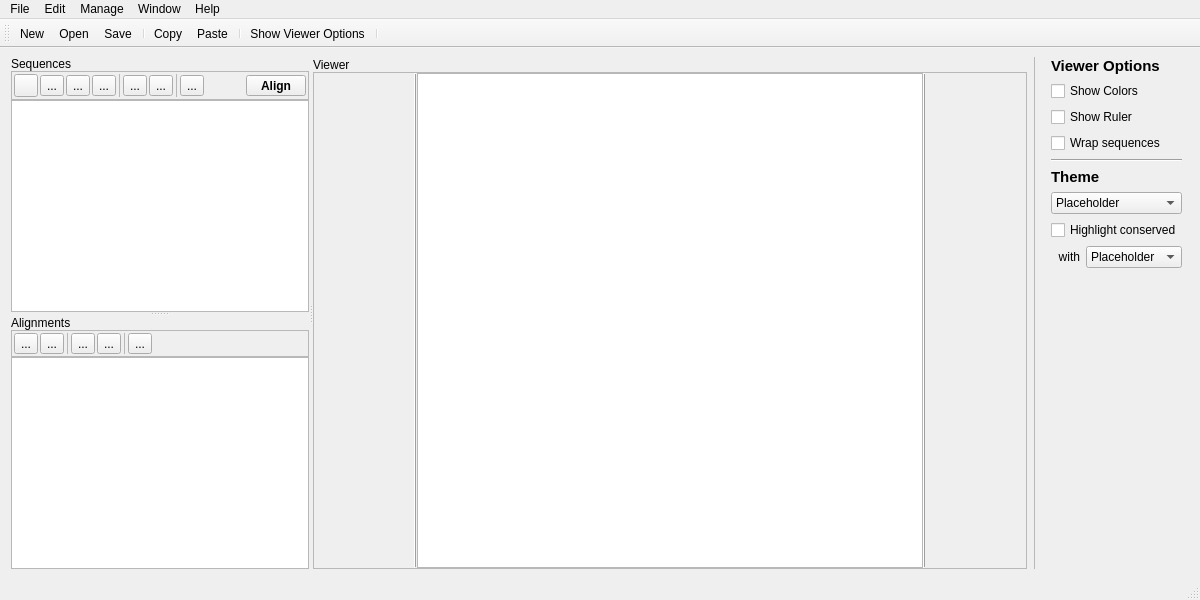
The window that linnaeo.ui (beowulfey/Linnaeo) describes before a commit, drawn with Qt 5.
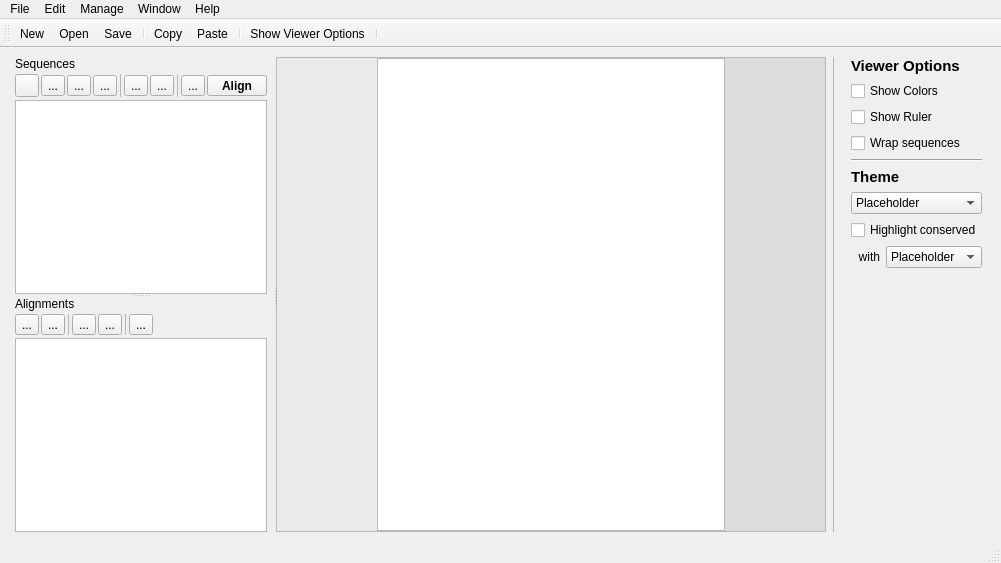
The same window after the commit. Icons and pictures are not drawn. Custom widgets are drawn as their Qt base class.

Commit message: Cleaned up UI, and improved resize performance

The edit to the form file:
```diff
--- a/linnaeo.ui
+++ b/linnaeo.ui
@@ -6,8 +6,8 @@
    <rect>
     <x>0</x>
     <y>0</y>
-    <width>1200</width>
-    <height>600</height>
+    <width>991</width>
+    <height>563</height>
    </rect>
   </property>
   <property name="windowTitle">
@@ -30,6 +30,9 @@
       <property name="orientation">
        <enum>Qt::Horizontal</enum>
       </property>
+      <property name="handleWidth">
+       <number>3</number>
+      </property>
       <widget class="QFrame" name="frame">
        <property name="sizePolicy">
         <sizepolicy hsizetype="Preferred" vsizetype="Preferred">
@@ -55,7 +58,7 @@
        <property name="frameShadow">
         <enum>QFrame::Raised</enum>
        </property>
-       <layout class="QVBoxLayout" name="verticalLayout_5">
+       <layout class="QVBoxLayout" name="verticalLayout_3">
         <property name="spacing">
          <number>0</number>
         </property>
@@ -77,18 +80,30 @@
            <enum>QFrame::NoFrame</enum>
           </property>
           <property name="frameShadow">
-           <enum>QFrame::Plain</enum>
+           <enum>QFrame::Raised</enum>
+          </property>
+          <property name="lineWidth">
+           <number>0</number>
+          </property>
+          <property name="midLineWidth">
+           <number>1</number>
           </property>
           <property name="orientation">
            <enum>Qt::Vertical</enum>
           </property>
-          <widget class="QWidget" name="layoutWidget">
-           <layout class="QVBoxLayout" name="verticalLayout_2">
+          <property name="handleWidth">
+           <number>3</number>
+          </property>
+          <widget class="QWidget" name="">
+           <layout class="QVBoxLayout" name="verticalLayout">
             <property name="spacing">
-             <number>0</number>
+             <number>3</number>
             </property>
             <property name="leftMargin">
-             <number>2</number>
+             <number>6</number>
+            </property>
+            <property name="rightMargin">
+             <number>6</number>
             </property>
             <item>
              <widget class="QLabel" name="sequenceLabel">
@@ -98,29 +113,10 @@
              </widget>
             </item>
             <item>
-             <widget class="QFrame" name="frame_3">
-              <property name="frameShape">
-               <enum>QFrame::StyledPanel</enum>
-              </property>
-              <property name="frameShadow">
-               <enum>QFrame::Raised</enum>
-              </property>
               <layout class="QHBoxLayout" name="horizontalLayout_4">
                <property name="spacing">
                 <number>2</number>
                </property>
-               <property name="leftMargin">
-                <number>2</number>
-               </property>
-               <property name="topMargin">
-                <number>2</number>
-               </property>
-               <property name="rightMargin">
-                <number>2</number>
-               </property>
-               <property name="bottomMargin">
-                <number>2</number>
-               </property>
                <item>
                 <widget class="QToolButton" name="addSequenceButton">
                  <property name="toolTip">
@@ -277,50 +273,7 @@
                 </widget>
                </item>
               </layout>
-             </widget>
             </item>
-            <item>
-             <widget class="QScrollArea" name="scrollArea">
-              <property name="sizePolicy">
-               <sizepolicy hsizetype="Preferred" vsizetype="Expanding">
-                <horstretch>0</horstretch>
-                <verstretch>0</verstretch>
-               </sizepolicy>
-              </property>
-              <property name="frameShape">
-               <enum>QFrame::NoFrame</enum>
-              </property>
-              <property name="lineWidth">
-               <number>0</number>
-              </property>
-              <property name="widgetResizable">
-               <bool>true</bool>
-              </property>
-              <widget class="QWidget" name="scrollAreaWidgetContents">
-               <property name="geometry">
-                <rect>
-                 <x>0</x>
-                 <y>0</y>
-                 <width>297</width>
-                 <height>209</height>
-                </rect>
-               </property>
-               <layout class="QVBoxLayout" name="verticalLayout">
-                <property name="spacing">
-                 <number>0</number>
-                </property>
-                <property name="leftMargin">
-                 <number>0</number>
-                </property>
-                <property name="topMargin">
-                 <number>0</number>
-                </property>
-                <property name="rightMargin">
-                 <number>0</number>
-                </property>
-                <property name="bottomMargin">
-                 <number>0</number>
-                </property>
                 <item>
                  <widget class="QTreeView" name="seqTreeView">
                   <property name="sizePolicy">
@@ -360,17 +313,16 @@
                 </item>
                </layout>
               </widget>
-             </widget>
-            </item>
-           </layout>
-          </widget>
-          <widget class="QWidget" name="layoutWidget_2">
-           <layout class="QVBoxLayout" name="verticalLayout_3">
+          <widget class="QWidget" name="">
+           <layout class="QVBoxLayout" name="verticalLayout_2">
             <property name="spacing">
-             <number>0</number>
+             <number>3</number>
             </property>
             <property name="leftMargin">
-             <number>2</number>
+             <number>6</number>
+            </property>
+            <property name="rightMargin">
+             <number>6</number>
             </property>
             <item>
              <widget class="QLabel" name="alignLabel">
@@ -380,29 +332,10 @@
              </widget>
             </item>
             <item>
-             <widget class="QFrame" name="frame_4">
-              <property name="frameShape">
-               <enum>QFrame::StyledPanel</enum>
-              </property>
-              <property name="frameShadow">
-               <enum>QFrame::Raised</enum>
-              </property>
               <layout class="QHBoxLayout" name="horizontalLayout_5">
                <property name="spacing">
                 <number>2</number>
                </property>
-               <property name="leftMargin">
-                <number>2</number>
-               </property>
-               <property name="topMargin">
-                <number>2</number>
-               </property>
-               <property name="rightMargin">
-                <number>2</number>
-               </property>
-               <property name="bottomMargin">
-                <number>2</number>
-               </property>
                <item>
                 <widget class="QToolButton" name="importAlignmentButton">
                  <property name="text">
@@ -498,50 +431,7 @@
                 </spacer>
                </item>
               </layout>
-             </widget>
             </item>
-            <item>
-             <widget class="QScrollArea" name="scrollArea_2">
-              <property name="sizePolicy">
-               <sizepolicy hsizetype="Preferred" vsizetype="Expanding">
-                <horstretch>0</horstretch>
-                <verstretch>0</verstretch>
-               </sizepolicy>
-              </property>
-              <property name="frameShape">
-               <enum>QFrame::NoFrame</enum>
-              </property>
-              <property name="lineWidth">
-               <number>0</number>
-              </property>
-              <property name="widgetResizable">
-               <bool>true</bool>
-              </property>
-              <widget class="QWidget" name="scrollAreaWidgetContents_2">
-               <property name="geometry">
-                <rect>
-                 <x>0</x>
-                 <y>0</y>
-                 <width>297</width>
-                 <height>207</height>
-                </rect>
-               </property>
-               <layout class="QVBoxLayout" name="verticalLayout_4">
-                <property name="spacing">
-                 <number>0</number>
-                </property>
-                <property name="leftMargin">
-                 <number>0</number>
-                </property>
-                <property name="topMargin">
-                 <number>0</number>
-                </property>
-                <property name="rightMargin">
-                 <number>0</number>
-                </property>
-                <property name="bottomMargin">
-                 <number>0</number>
-                </property>
                 <item>
                  <widget class="QTreeView" name="alignTreeView">
                   <property name="sizePolicy">
@@ -579,10 +469,6 @@
             </item>
            </layout>
           </widget>
-         </widget>
-        </item>
-       </layout>
-      </widget>
       <widget class="QFrame" name="frame_2">
        <property name="sizePolicy">
         <sizepolicy hsizetype="Expanding" vsizetype="Preferred">
@@ -597,15 +483,18 @@
         </size>
        </property>
        <property name="frameShape">
-        <enum>QFrame::NoFrame</enum>
+        <enum>QFrame::Box</enum>
        </property>
        <property name="frameShadow">
-        <enum>QFrame::Plain</enum>
+        <enum>QFrame::Raised</enum>
        </property>
        <property name="lineWidth">
         <number>0</number>
        </property>
-       <layout class="QVBoxLayout" name="verticalLayout_6">
+       <property name="midLineWidth">
+        <number>1</number>
+       </property>
+       <layout class="QVBoxLayout" name="verticalLayout_4">
         <property name="spacing">
          <number>0</number>
         </property>
@@ -613,7 +502,7 @@
          <number>0</number>
         </property>
         <property name="topMargin">
-         <number>1</number>
+         <number>0</number>
         </property>
         <property name="rightMargin">
          <number>0</number>
@@ -622,54 +511,10 @@
          <number>0</number>
         </property>
         <item>
-         <widget class="QLabel" name="seqLabel_2">
-          <property name="text">
-           <string>Viewer</string>
-          </property>
-         </widget>
-        </item>
-        <item>
-         <widget class="QScrollArea" name="scrollArea_3">
-          <property name="frameShape">
-           <enum>QFrame::StyledPanel</enum>
-          </property>
-          <property name="frameShadow">
-           <enum>QFrame::Raised</enum>
-          </property>
-          <property name="lineWidth">
-           <number>0</number>
-          </property>
-          <property name="midLineWidth">
-           <number>1</number>
-          </property>
-          <property name="widgetResizable">
-           <bool>true</bool>
-          </property>
-          <widget class="QWidget" name="scrollAreaWidgetContents_3">
-           <property name="geometry">
-            <rect>
-             <x>0</x>
-             <y>0</y>
-             <width>725</width>
-             <height>491</height>
-            </rect>
-           </property>
            <layout class="QHBoxLayout" name="horizontalLayout_2">
             <property name="spacing">
              <number>0</number>
             </property>
-            <property name="leftMargin">
-             <number>0</number>
-            </property>
-            <property name="topMargin">
-             <number>0</number>
-            </property>
-            <property name="rightMargin">
-             <number>0</number>
-            </property>
-            <property name="bottomMargin">
-             <number>0</number>
-            </property>
             <item>
              <widget class="QPlainTextEdit" name="namesEdit">
               <property name="sizePolicy">
@@ -685,7 +530,7 @@
                </size>
               </property>
               <property name="styleSheet">
-               <string notr="true">background-color: rgb(239, 239, 239);</string>
+             <string notr="true">background-color: rgb(235,235,235);</string>
               </property>
               <property name="frameShape">
                <enum>QFrame::NoFrame</enum>
@@ -697,17 +542,7 @@
                <number>1</number>
               </property>
               <property name="midLineWidth">
-               <number>0</number>
-              </property>
-             </widget>
-            </item>
-            <item>
-             <widget class="Line" name="line">
-              <property name="frameShadow">
-               <enum>QFrame::Raised</enum>
-              </property>
-              <property name="orientation">
-               <enum>Qt::Vertical</enum>
+             <number>1</number>
               </property>
              </widget>
             </item>
@@ -737,16 +572,6 @@
               </property>
              </widget>
             </item>
-            <item>
-             <widget class="Line" name="line_2">
-              <property name="frameShadow">
-               <enum>QFrame::Raised</enum>
-              </property>
-              <property name="orientation">
-               <enum>Qt::Vertical</enum>
-              </property>
-             </widget>
-            </item>
             <item>
              <widget class="QPlainTextEdit" name="numbersEdit">
               <property name="sizePolicy">
@@ -762,7 +587,7 @@
                </size>
               </property>
               <property name="styleSheet">
-               <string notr="true">background-color: rgb(239, 239, 239);</string>
+             <string notr="true">background-color: rgb(220,220,220);</string>
               </property>
               <property name="frameShape">
                <enum>QFrame::NoFrame</enum>
@@ -776,8 +601,6 @@
              </widget>
             </item>
            </layout>
-          </widget>
-         </widget>
         </item>
        </layout>
       </widget>
@@ -813,15 +636,21 @@
       <property name="frameShadow">
        <enum>QFrame::Raised</enum>
       </property>
+      <property name="lineWidth">
+       <number>0</number>
+      </property>
+      <property name="midLineWidth">
+       <number>1</number>
+      </property>
       <layout class="QVBoxLayout" name="verticalLayout_7">
        <property name="leftMargin">
-        <number>9</number>
+        <number>10</number>
        </property>
        <property name="topMargin">
         <number>0</number>
        </property>
        <property name="rightMargin">
-        <number>9</number>
+        <number>10</number>
        </property>
        <property name="bottomMargin">
         <number>0</number>
@@ -959,7 +788,7 @@
     <rect>
      <x>0</x>
      <y>0</y>
-     <width>1200</width>
+     <width>991</width>
      <height>21</height>
     </rect>
    </property>
```
Left out of the diff: 2 changed lines with no effect on the pictures. Lines whose indentation alone changed are shown as unchanged. The commit also changes 5 other files.
